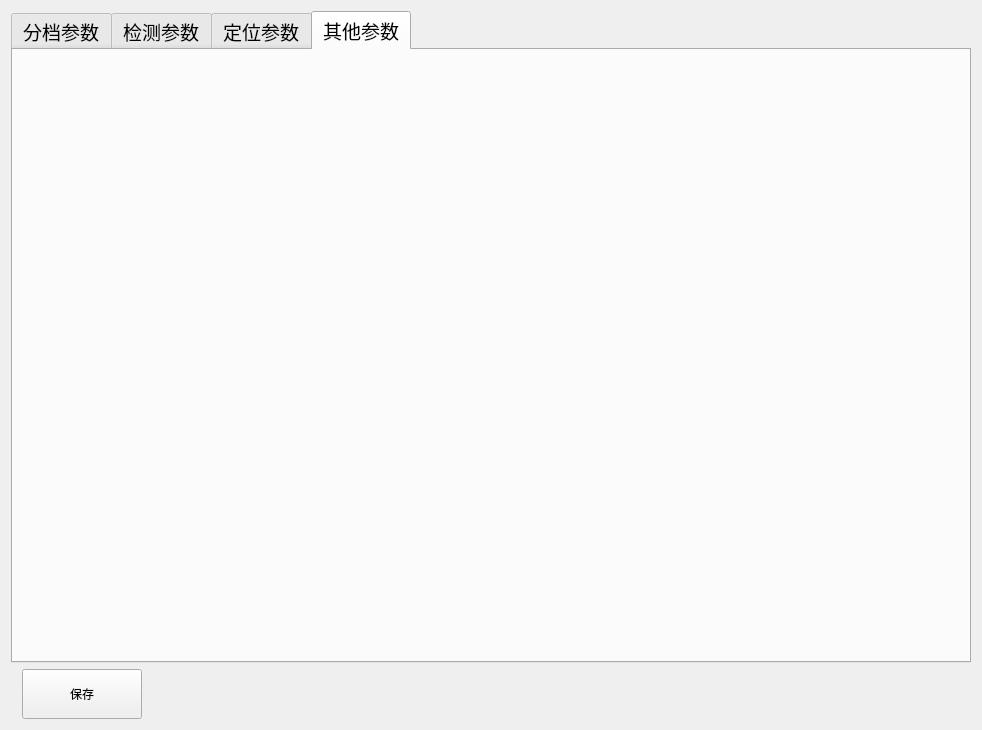
Before: the Qt Designer form weina/weina/setupwidget.ui in jeedyang/weina, drawn with Qt 5.
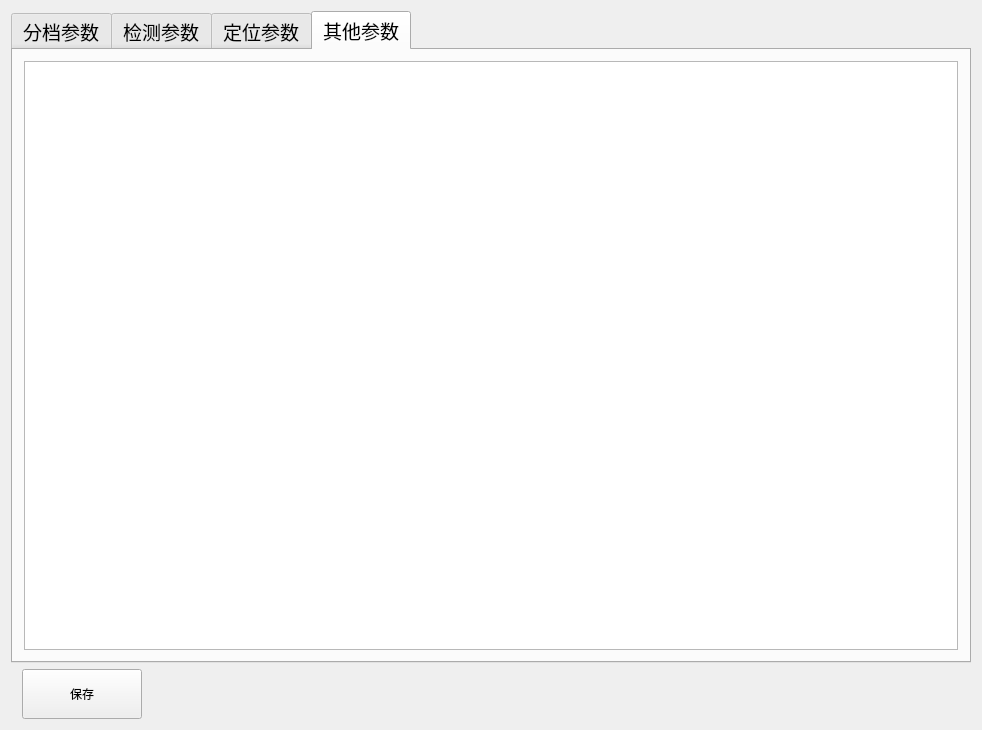
After: the same form once the commit is applied. The open tabs and pages were chosen to show the change.

Diff of the .ui file:
```diff
--- a/weina/weina/setupwidget.ui
+++ b/weina/weina/setupwidget.ui
@@ -92,7 +92,11 @@
       <attribute name="title">
        <string>其他参数</string>
       </attribute>
-      <layout class="QHBoxLayout" name="horizontalLayout_2"/>
+      <layout class="QHBoxLayout" name="horizontalLayout_2">
+       <item>
+        <widget class="QTableWidget" name="tableWidget_otherPam"/>
+       </item>
+      </layout>
      </widget>
     </widget>
    </item>
```
Left out of the diff: 2 changed lines with no effect on the pictures.
